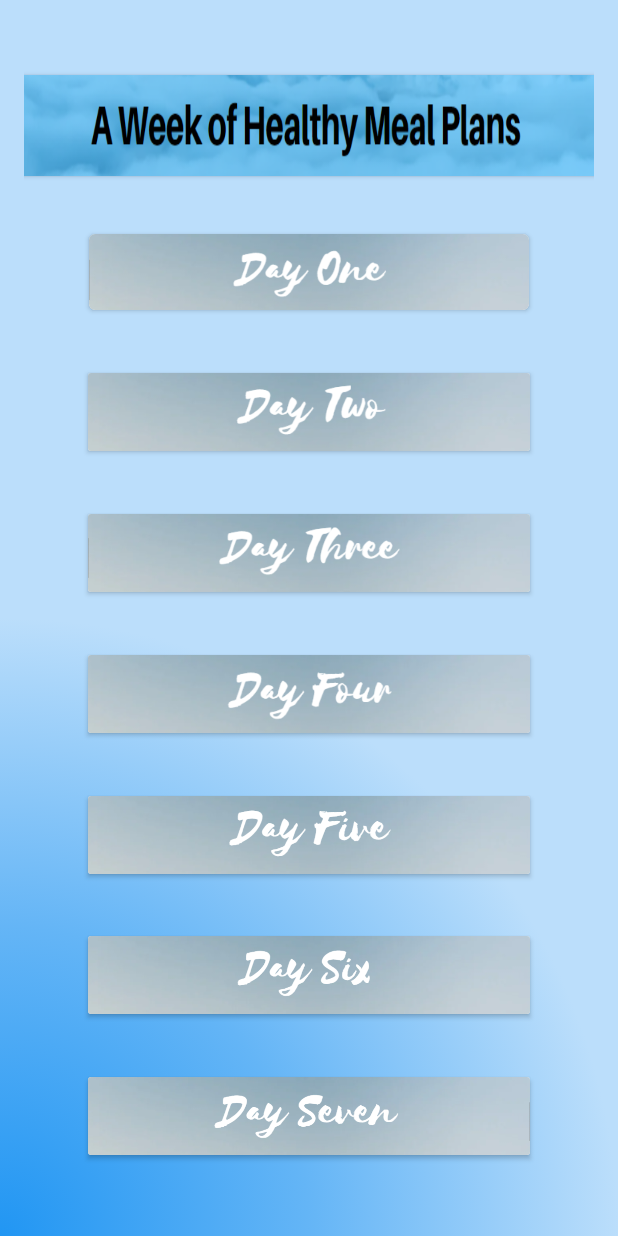
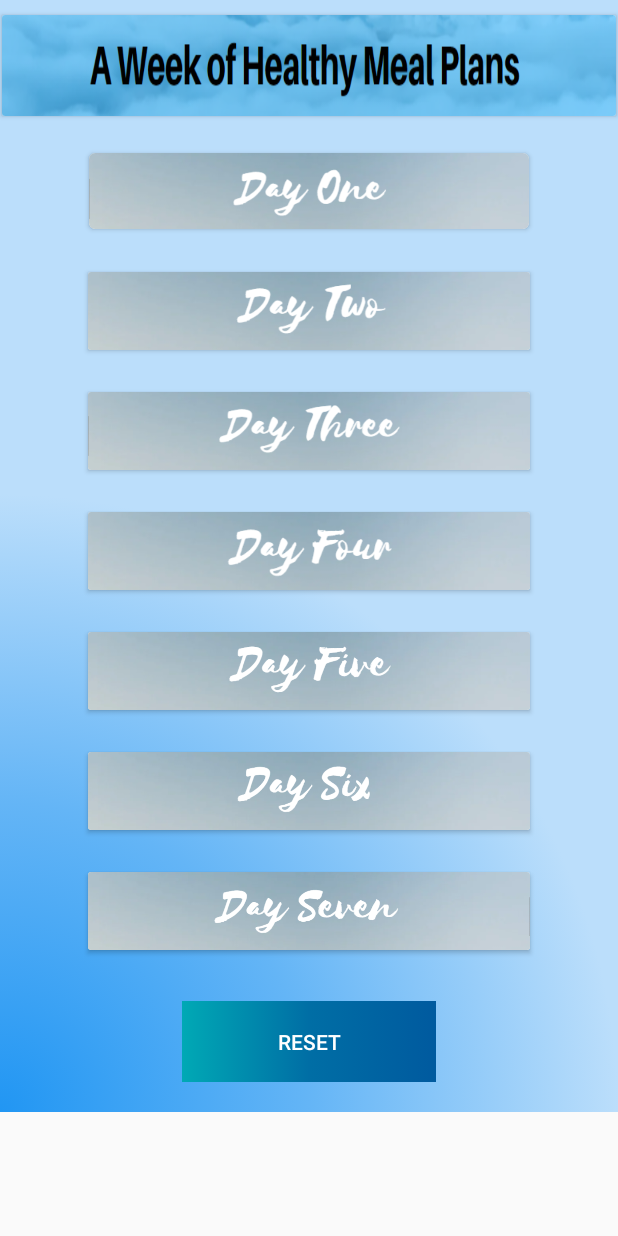
Before and after one commit to jeanrebandaban/FitnessApp, an Android app: the FoodNutrition screen opened directly, with no data from a screen before it, on a phone screen of 412 x 824 dp. Run offline under Robolectric (Android 15) with nearby library versions, the phone set to English and light mode, and no system bars.

Commit message:
mark as done ..

```diff
--- a/app/src/main/java/com/group7/fitnessapp/FoodNutrition.java
+++ b/app/src/main/java/com/group7/fitnessapp/FoodNutrition.java
@@ -11,7 +11,7 @@ public class FoodNutrition extends Activity {
     @Override
     public void onResume() {
         super.onResume();
-        updateButtonColors();
+        update_button_colors();
     }
 
     @Override
@@ -23,10 +23,18 @@ public class FoodNutrition extends Activity {
         db.addAllMealPlan();
         db.close();
 
-        updateButtonColors();
+        update_button_colors();
     }
 
-    private void updateButtonColors(){
+    public void reset_nutrition(View v){
+        db.open();
+        db.reset_completed();
+        db.close();
+        finish();
+        startActivity(getIntent());
+    }
+
+    private void update_button_colors(){
         ImageView day1 = findViewById(R.id.imageView);
         ImageView day2 = findViewById(R.id.imageView2);
         ImageView day3 = findViewById(R.id.imageView3);
--- a/app/src/main/res/layout/foodnutrition.xml
+++ b/app/src/main/res/layout/foodnutrition.xml
@@ -1,27 +1,22 @@
 <?xml version="1.0" encoding="utf-8"?>
-<androidx.constraintlayout.widget.ConstraintLayout xmlns:android="http://schemas.android.com/apk/res/android"
+<ScrollView xmlns:android="http://schemas.android.com/apk/res/android"
     xmlns:app="http://schemas.android.com/apk/res-auto"
     xmlns:tools="http://schemas.android.com/tools"
     android:layout_width="match_parent"
-    android:layout_height="match_parent"
-    android:orientation="vertical"
-    android:paddingLeft="@dimen/activity_horizontal_margin"
-    android:paddingTop="@dimen/activity_vertical_margin"
-    android:paddingRight="@dimen/activity_horizontal_margin"
-    android:paddingBottom="@dimen/activity_vertical_margin"
-    android:background="@drawable/bg_color"
-    >
+    android:layout_height="match_parent">
+    <LinearLayout
+        android:layout_width="match_parent"
+        android:layout_height="wrap_content"
+        android:orientation="vertical"
+        android:background="@drawable/bg_color"
+        >
 
     <androidx.cardview.widget.CardView
         android:id="@+id/weekPlan"
         android:layout_width="409dp"
         android:layout_height="67dp"
-        app:layout_constraintBottom_toTopOf="@+id/day1"
-        app:layout_constraintEnd_toEndOf="parent"
-        app:layout_constraintHorizontal_bias="0.51"
-        app:layout_constraintStart_toStartOf="parent"
-        app:layout_constraintTop_toTopOf="parent"
-        app:layout_constraintVertical_bias="0.042">
+        android:layout_gravity="center|top"
+        android:layout_margin="10dp">
 
         <ImageView
             android:id="@+id/img_weekPlan"
@@ -35,121 +30,54 @@
     </androidx.cardview.widget.CardView>
 
     <androidx.cardview.widget.CardView
-        android:id="@+id/day7"
+            android:id="@+id/day1"
+            android:layout_width="300dp"
+            android:layout_height="60dp"
+            android:clickable="true"
+            android:focusable="true"
+            android:onClick="viewDay"
+            android:tag="1"
+            app:cardCornerRadius="4dp"
+            app:cardMaxElevation="2dp"
+            app:cardPreventCornerOverlap="true"
+            app:cardUseCompatPadding="true"
+            android:layout_gravity="center"
+            android:layout_margin="10dp"
+            tools:ignore="DuplicateSpeakableTextCheck">
+
+            <ImageView
+                android:id="@+id/imageView"
+                android:layout_width="wrap_content"
+                android:layout_height="wrap_content"
+                android:contentDescription="@string/imageView"
+                android:scaleType="fitXY"
+                android:src="@drawable/day_one"
+                tools:ignore="ImageContrastCheck" />
+        </androidx.cardview.widget.CardView>
+
+    <androidx.cardview.widget.CardView
+        android:id="@+id/day2"
         android:layout_width="300dp"
         android:layout_height="60dp"
         android:clickable="true"
-        app:layout_constraintBottom_toBottomOf="parent"
-        app:layout_constraintEnd_toEndOf="parent"
-        app:layout_constraintHorizontal_bias="0.5"
-        app:layout_constraintStart_toStartOf="parent"
-        app:layout_constraintTop_toBottomOf="@+id/day6"
-        app:layout_constraintVertical_bias="0.844"
+        android:layout_gravity="center"
+        android:layout_margin="10dp"
         app:cardCornerRadius="2dp"
         app:cardMaxElevation="2dp"
         app:cardPreventCornerOverlap="true"
         app:cardUseCompatPadding="true"
         android:focusable="true"
         android:onClick="viewDay"
-        android:tag="7">
+        android:tag="2">
 
         <ImageView
-            android:id="@+id/imageView7"
+            android:id="@+id/imageView2"
             android:layout_width="wrap_content"
             android:layout_height="wrap_content"
-            android:contentDescription="@string/imageView7"
+            android:contentDescription="@string/imageView2"
             android:scaleType="fitXY"
-            android:src="@drawable/day_seven"
-            tools:ignore="ImageContrastCheck" />
-    </androidx.cardview.widget.CardView>
-
-    <androidx.cardview.widget.CardView
-        android:id="@+id/day6"
-        android:layout_width="300dp"
-        android:layout_height="60dp"
-        android:clickable="true"
-        app:layout_constraintBottom_toTopOf="@+id/day7"
-        app:layout_constraintEnd_toEndOf="parent"
-        app:layout_constraintHorizontal_bias="0.5"
-        app:layout_constraintStart_toStartOf="parent"
-        app:layout_constraintTop_toBottomOf="@+id/day5"
-        app:layout_constraintVertical_bias="0.722"
-        app:cardCornerRadius="2dp"
-        app:cardMaxElevation="2dp"
-        app:cardPreventCornerOverlap="true"
-        app:cardUseCompatPadding="true"
-        android:focusable="true"
-        android:onClick="viewDay"
-        android:tag="6">
-
-        <ImageView
-            android:id="@+id/imageView6"
-            android:layout_width="wrap_content"
-            android:layout_height="wrap_content"
-            android:contentDescription="@string/imageView6"
-            android:scaleType="fitXY"
-            android:src="@drawable/day_six"
-            tools:ignore="ImageContrastCheck" />
-
-    </androidx.cardview.widget.CardView>
-
-    <androidx.cardview.widget.CardView
-        android:id="@+id/day5"
-        android:layout_width="300dp"
-        android:layout_height="60dp"
-        android:clickable="true"
-        app:layout_constraintBottom_toTopOf="@+id/day6"
-        app:layout_constraintEnd_toEndOf="parent"
-        app:layout_constraintHorizontal_bias="0.5"
-        app:layout_constraintStart_toStartOf="parent"
-        app:layout_constraintTop_toBottomOf="@+id/day4"
-        app:layout_constraintVertical_bias="0.609"
-        app:cardCornerRadius="2dp"
-        app:cardMaxElevation="2dp"
-        app:cardPreventCornerOverlap="true"
-        app:cardUseCompatPadding="true"
-        android:focusable="true"
-        android:onClick="viewDay"
-        android:tag="5">
-
-        <ImageView
-            android:id="@+id/imageView5"
-            android:layout_width="wrap_content"
-            android:layout_height="wrap_content"
-            android:contentDescription="@string/imageView5"
-            android:scaleType="fitXY"
-            android:src="@drawable/day_five"
-            tools:ignore="ImageContrastCheck" />
-
-    </androidx.cardview.widget.CardView>
-
-    <androidx.cardview.widget.CardView
-        android:id="@+id/day4"
-        android:layout_width="300dp"
-        android:layout_height="60dp"
-        android:clickable="true"
-        app:layout_constraintBottom_toTopOf="@+id/day5"
-        app:layout_constraintEnd_toEndOf="parent"
-        app:layout_constraintHorizontal_bias="0.5"
-        app:layout_constraintStart_toStartOf="parent"
-        app:layout_constraintTop_toBottomOf="@+id/day3"
-        app:layout_constraintVertical_bias="0.496"
-        app:cardCornerRadius="2dp"
-        app:cardMaxElevation="2dp"
-        app:cardPreventCornerOverlap="true"
-        app:cardUseCompatPadding="true"
-        android:focusable="true"
-        android:onClick="viewDay"
-        android:tag="4">
-
-        <ImageView
-            android:id="@+id/imageView4"
-            android:layout_width="wrap_content"
-            android:layout_height="wrap_content"
-            android:contentDescription="@string/imageView4"
-            android:scaleType="fitXY"
-            android:src="@drawable/day_four"
-            tools:ignore="ImageContrastCheck" />
+            android:src="@drawable/day_two"
+            tools:ignore="ImageContrastCheck,ImageContrastCheck" />
 
     </androidx.cardview.widget.CardView>
 
@@ -158,12 +86,8 @@
         android:layout_width="300dp"
         android:layout_height="60dp"
         android:clickable="true"
-        app:layout_constraintBottom_toTopOf="@+id/day4"
-        app:layout_constraintEnd_toEndOf="parent"
-        app:layout_constraintHorizontal_bias="0.5"
-        app:layout_constraintStart_toStartOf="parent"
-        app:layout_constraintTop_toBottomOf="@+id/day2"
-        app:layout_constraintVertical_bias="0.382"
+        android:layout_gravity="center"
+        android:layout_margin="10dp"
         app:cardCornerRadius="2dp"
         app:cardMaxElevation="2dp"
         app:cardPreventCornerOverlap="true"
@@ -185,63 +109,125 @@
     </androidx.cardview.widget.CardView>
 
     <androidx.cardview.widget.CardView
-        android:id="@+id/day2"
+            android:id="@+id/day4"
+            android:layout_width="300dp"
+            android:layout_height="60dp"
+            android:clickable="true"
+            android:layout_gravity="center"
+            android:layout_margin="10dp"
+            app:cardCornerRadius="2dp"
+            app:cardMaxElevation="2dp"
+            app:cardPreventCornerOverlap="true"
+            app:cardUseCompatPadding="true"
+            android:focusable="true"
+            android:onClick="viewDay"
+            android:tag="4">
+
+            <ImageView
+                android:id="@+id/imageView4"
+                android:layout_width="wrap_content"
+                android:layout_height="wrap_content"
+                android:contentDescription="@string/imageView4"
+                android:scaleType="fitXY"
+                android:src="@drawable/day_four"
+                tools:ignore="ImageContrastCheck" />
+
+        </androidx.cardview.widget.CardView>
+
+    <androidx.cardview.widget.CardView
+        android:id="@+id/day5"
         android:layout_width="300dp"
         android:layout_height="60dp"
         android:clickable="true"
-        app:layout_constraintBottom_toTopOf="@+id/day3"
-        app:layout_constraintEnd_toEndOf="parent"
-        app:layout_constraintHorizontal_bias="0.5"
-        app:layout_constraintStart_toStartOf="parent"
-        app:layout_constraintTop_toBottomOf="@+id/day1"
-        app:layout_constraintVertical_bias="0.272"
+        android:layout_gravity="center"
+        android:layout_margin="10dp"
         app:cardCornerRadius="2dp"
         app:cardMaxElevation="2dp"
         app:cardPreventCornerOverlap="true"
         app:cardUseCompatPadding="true"
         android:focusable="true"
         android:onClick="viewDay"
-        android:tag="2">
+        android:tag="5">
 
         <ImageView
-            android:id="@+id/imageView2"
+            android:id="@+id/imageView5"
             android:layout_width="wrap_content"
             android:layout_height="wrap_content"
-            android:contentDescription="@string/imageView2"
+            android:contentDescription="@string/imageView5"
             android:scaleType="fitXY"
-            android:src="@drawable/day_two"
-            tools:ignore="ImageContrastCheck,ImageContrastCheck" />
+            android:src="@drawable/day_five"
+            tools:ignore="ImageContrastCheck" />
 
     </androidx.cardview.widget.CardView>
 
     <androidx.cardview.widget.CardView
-        android:id="@+id/day1"
+        android:id="@+id/day6"
         android:layout_width="300dp"
         android:layout_height="60dp"
         android:clickable="true"
-        android:focusable="true"
-        android:onClick="viewDay"
-        android:tag="1"
-        app:cardCornerRadius="4dp"
+        android:layout_gravity="center"
+        android:layout_margin="10dp"
+        app:cardCornerRadius="2dp"
         app:cardMaxElevation="2dp"
         app:cardPreventCornerOverlap="true"
         app:cardUseCompatPadding="true"
-        app:layout_constraintBottom_toTopOf="@+id/day2"
-        app:layout_constraintEnd_toEndOf="parent"
-        app:layout_constraintHorizontal_bias="0.5"
-        app:layout_constraintStart_toStartOf="parent"
-        app:layout_constraintTop_toBottomOf="@+id/weekPlan"
-        app:layout_constraintVertical_bias="0.156"
-        tools:ignore="DuplicateSpeakableTextCheck">
+        android:focusable="true"
+        android:onClick="viewDay"
+        android:tag="6">
 
         <ImageView
-            android:id="@+id/imageView"
+            android:id="@+id/imageView6"
             android:layout_width="wrap_content"
             android:layout_height="wrap_content"
-            android:contentDescription="@string/imageView"
+            android:contentDescription="@string/imageView6"
             android:scaleType="fitXY"
-            android:src="@drawable/day_one"
+            android:src="@drawable/day_six"
+            tools:ignore="ImageContrastCheck" />
+
+    </androidx.cardview.widget.CardView>
+
+    <androidx.cardview.widget.CardView
+        android:id="@+id/day7"
+        android:layout_width="300dp"
+        android:layout_height="60dp"
+        android:clickable="true"
+        android:layout_gravity="center"
+        android:layout_margin="10dp"
+        app:cardCornerRadius="2dp"
+        app:cardMaxElevation="2dp"
+        app:cardPreventCornerOverlap="true"
+        app:cardUseCompatPadding="true"
+        android:focusable="true"
+        android:onClick="viewDay"
+        android:tag="7">
+
+        <ImageView
+            android:id="@+id/imageView7"
+            android:layout_width="wrap_content"
+            android:layout_height="wrap_content"
+            android:contentDescription="@string/imageView7"
+            android:scaleType="fitXY"
+            android:src="@drawable/day_seven"
             tools:ignore="ImageContrastCheck" />
     </androidx.cardview.widget.CardView>
 
-</androidx.constraintlayout.widget.ConstraintLayout>
+    <Button
+        android:id="@+id/btnResetNutrition"
+        android:layout_width="169dp"
+        android:layout_gravity="center|bottom"
+        android:layout_height="wrap_content"
+        android:layout_weight="0.1"
+        android:layout_marginTop="20dp"
+        android:layout_marginBottom="20dp"
+        android:background="@drawable/btn_color"
+        android:textColor="@color/white"
+        android:onClick="reset_nutrition"
+        android:text="Reset"
+        style="?android:attr/buttonBarButtonStyle" />
+
+
+
+
+
+    </LinearLayout>
+</ScrollView>
```
